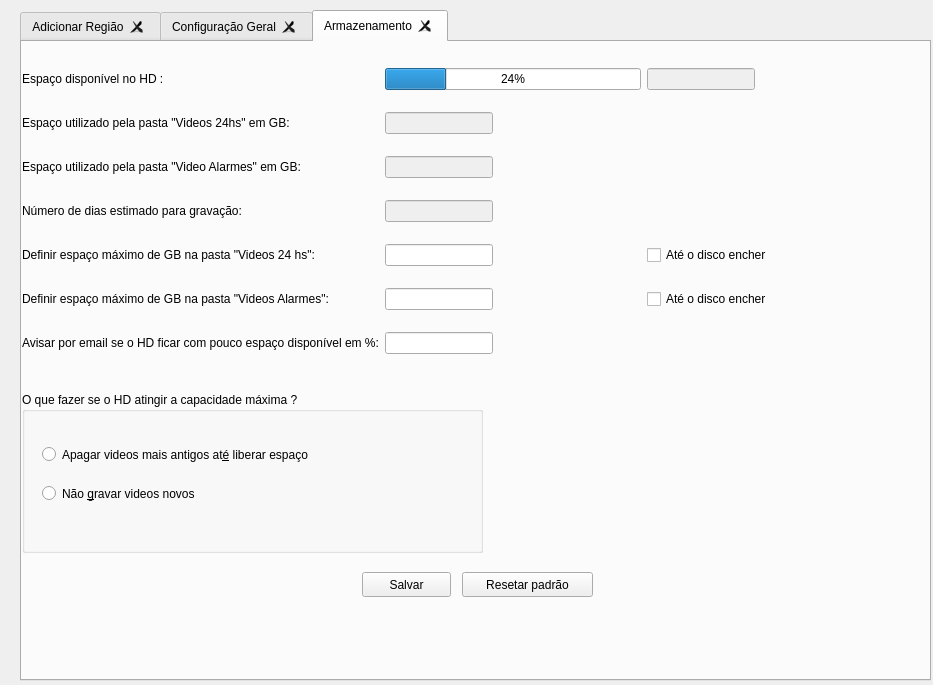
Above: mainForm.ui from noldorj/Personal-Home-Guard before the change. Below: the same form after it.
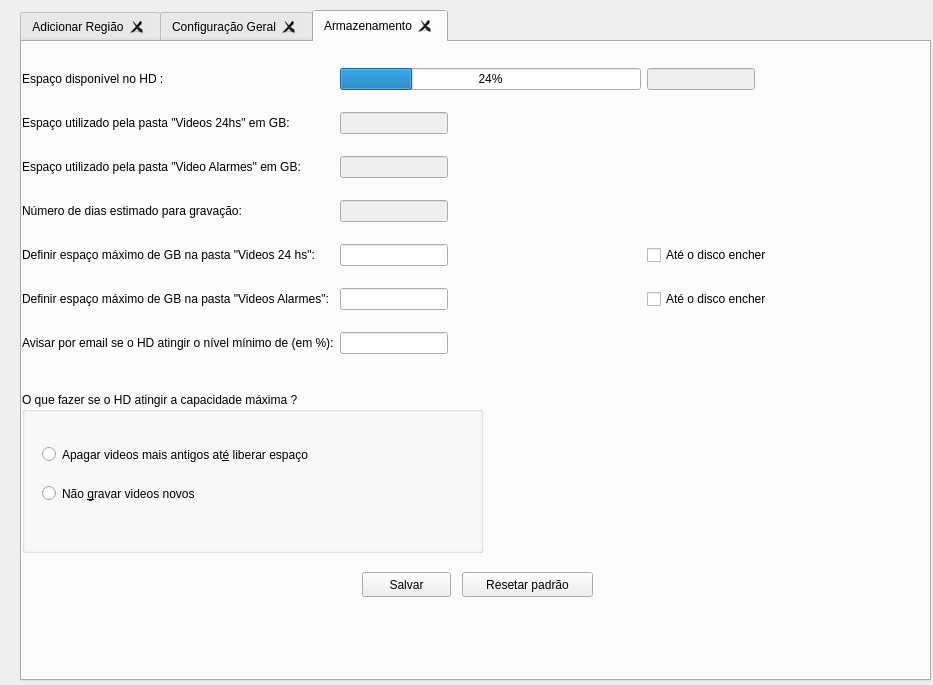
That is the form after the change.

What changed in the file:
```diff
--- a/mainForm.ui
+++ b/mainForm.ui
@@ -664,7 +664,7 @@
       <item row="15" column="0">
        <widget class="QLabel" name="label_27">
         <property name="text">
-         <string>Avisar por email se o HD ficar com pouco espaço disponível em %:</string>
+         <string>Avisar por email se o HD atingir o nível mínimo de (em %):</string>
         </property>
        </widget>
       </item>
```
